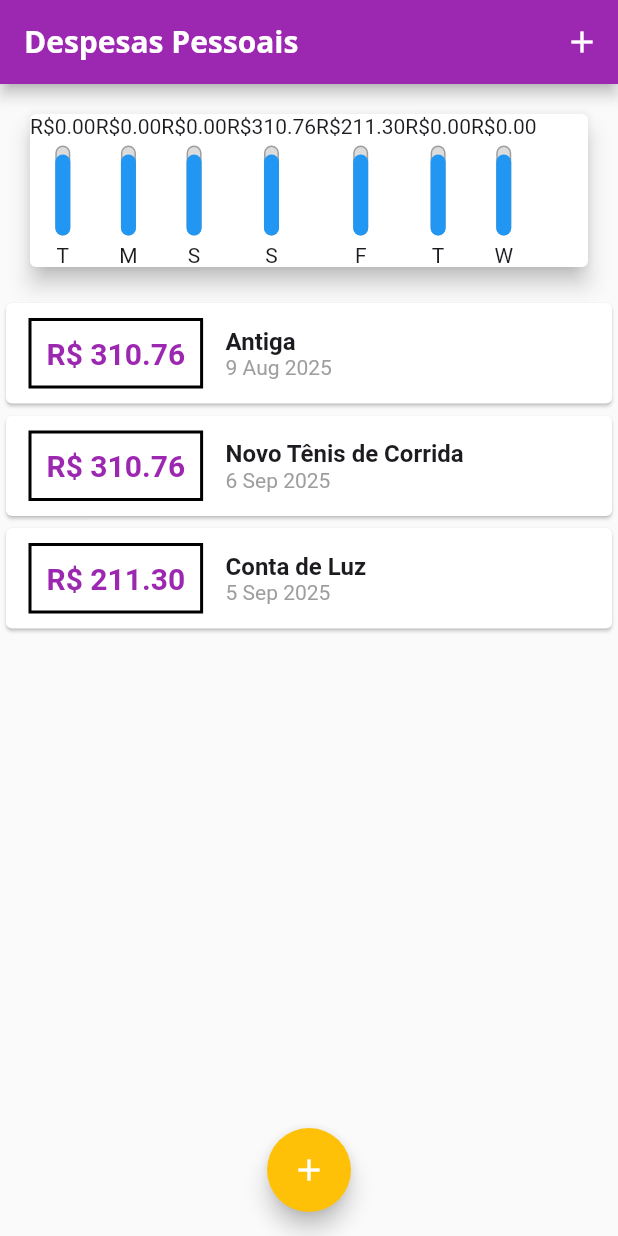
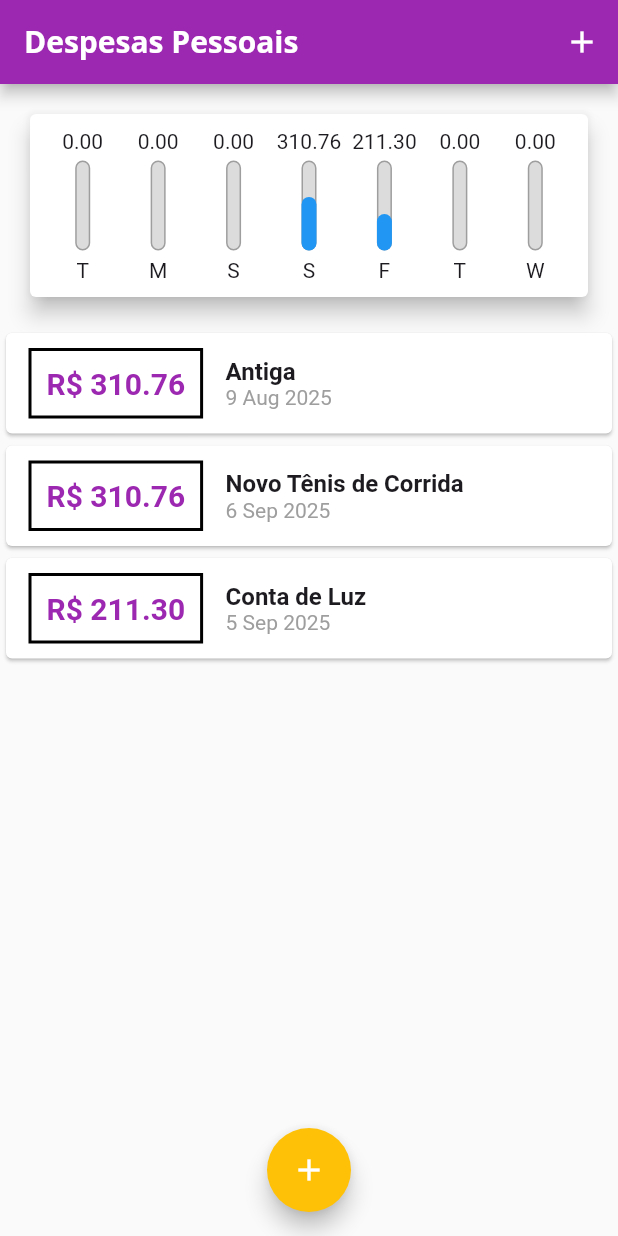
Before and after one commit to hayltonssantos/expensesApp, a Flutter app: the screen it shows after launch, on a phone screen of 412 x 824 dp. Run offline on Flutter 3.47's test engine with Material 3 defaults, Android fonts, the phone set to English and light mode, and no system bars.

Commit message:
125 usando o flexible e o fittedbox

```diff
--- a/lib/components/char_bar.dart
+++ b/lib/components/char_bar.dart
@@ -16,7 +16,9 @@ class ChartBar extends StatelessWidget {
   Widget build(BuildContext context) {
     return Column(
       children: [
-        Text('R\$${value!.toStringAsFixed(2)}'),
+        FittedBox( //texto se adequa ao espaço
+          child: Text('${value!.toStringAsFixed(2)}')
+        ),
         SizedBox(height: 5),
         SizedBox(
           height: 60,
--- a/lib/components/chart.dart
+++ b/lib/components/chart.dart
@@ -33,20 +33,33 @@ class Chart extends StatelessWidget {
     });
   }
 
+  double get _weekTotalValue {
+    return groupedTransactions.fold(0.0, (sum, tr){
+      return sum + (tr['value'] as double);
+    });
+  }
+
   @override
   Widget build(BuildContext context) {
     groupedTransactions;
     return Card(
       elevation: 6,
       margin: const EdgeInsets.all(20),
+      child: Padding(
+        padding: const EdgeInsets.all(10),
         child: Row(
+           mainAxisAlignment: MainAxisAlignment.spaceAround,
           children: groupedTransactions.map((tr) {
-          return ChartBar(
+            return Flexible(
+              fit: FlexFit.tight, //deixar apertado do mesmo atmanho tudo
+              child: ChartBar(
                 label: tr['day'] as String,
                 value: tr['value'] as double,
-            percentage: 0.9,
+                percentage: (tr['value'] as double) / _weekTotalValue,
+              ),
             );
           }).toList(),
+        ),
       ),
     );
   }
```
Lines whose indentation alone changed are shown as unchanged.
